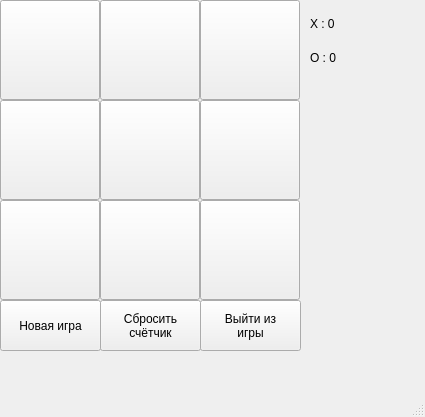
Above: mainwindow.ui from m1k1isback/krestiki-noliki before the change. Below: the same form after it.
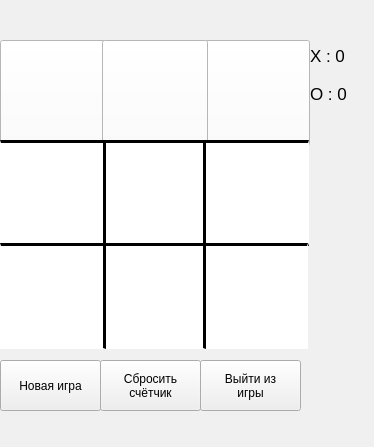
That is the form after the change.

Commit message: некое подобие дизайна, к одной кнопке стили добавлены через код, т.к. в редакторе не работает

The edit to the form file:
```diff
--- a/mainwindow.ui
+++ b/mainwindow.ui
@@ -6,23 +6,49 @@
    <rect>
     <x>0</x>
     <y>0</y>
-    <width>425</width>
-    <height>417</height>
+    <width>374</width>
+    <height>447</height>
    </rect>
   </property>
   <property name="windowTitle">
    <string>MainWindow</string>
   </property>
+  <property name="styleSheet">
+   <string notr="true">QMainWindow {
+    background-color: #f0f0f0;
+}</string>
+  </property>
   <widget class="QWidget" name="centralwidget">
    <widget class="QPushButton" name="btn_0_0">
     <property name="geometry">
      <rect>
       <x>0</x>
-      <y>0</y>
-      <width>100</width>
-      <height>100</height>
+      <y>40</y>
+      <width>106</width>
+      <height>106</height>
      </rect>
     </property>
+    <property name="font">
+     <font>
+      <pointsize>-1</pointsize>
+      <bold>true</bold>
+     </font>
+    </property>
+    <property name="styleSheet">
+     <string notr="true">QPushButton {
+    background-color: white;
+    color: black;
+    font-size: 48px;
+    font-weight: bold;
+    min-width: 100px;
+    min-height: 100px;    
+	margin: 0px;
+    padding: 0px;
+}
+QPushButton:hover { background-color: #e0e0e0; }
+QPushButton[text=&quot;X&quot;] { color: #0066cc; }
+QPushButton[text=&quot;O&quot;] { color: #ff0000; }</string>
+    </property>
     <property name="text">
      <string/>
     </property>
@@ -30,12 +56,39 @@
    <widget class="QPushButton" name="btn_0_1">
     <property name="geometry">
      <rect>
-      <x>100</x>
-      <y>0</y>
-      <width>100</width>
-      <height>100</height>
+      <x>102</x>
+      <y>40</y>
+      <width>106</width>
+      <height>106</height>
      </rect>
     </property>
+    <property name="font">
+     <font>
+      <pointsize>-1</pointsize>
+      <bold>true</bold>
+     </font>
+    </property>
+    <property name="styleSheet">
+     <string notr="true">QPushButton {
+    background-color: white;
+    color: black;
+    font-size: 48px;
+    font-weight: bold;
+    min-width: 100px;
+    min-height: 100px;
+    margin: 0px;
+}
+
+QPushButton::left-border {
+    border-left: 2px solid black;
+}
+QPushButton::right-border {
+    border-right: 2px solid black;
+}
+QPushButton:hover { background-color: #e0e0e0; }
+QPushButton[text=&quot;X&quot;] { color: #0066cc; }
+QPushButton[text=&quot;O&quot;] { color: #ff0000; }</string>
+    </property>
     <property name="text">
      <string/>
     </property>
@@ -44,11 +97,32 @@
     <property name="geometry">
      <rect>
       <x>100</x>
-      <y>100</y>
-      <width>100</width>
-      <height>100</height>
+      <y>140</y>
+      <width>106</width>
+      <height>106</height>
      </rect>
     </property>
+    <property name="font">
+     <font>
+      <pointsize>-1</pointsize>
+      <bold>true</bold>
+     </font>
+    </property>
+    <property name="styleSheet">
+     <string notr="true">QPushButton {
+    background-color: white;
+    color: black;
+    font-size: 48px;
+    font-weight: bold;
+    border: 3px solid black;
+    min-width: 100px;
+    min-height: 100px;
+    margin: 0px;
+}
+QPushButton:hover { background-color: #e0e0e0; }
+QPushButton[text=&quot;X&quot;] { color: #0066cc; }
+QPushButton[text=&quot;O&quot;] { color: #ff0000; }</string>
+    </property>
     <property name="text">
      <string/>
     </property>
@@ -57,11 +131,34 @@
     <property name="geometry">
      <rect>
       <x>0</x>
-      <y>100</y>
-      <width>100</width>
-      <height>100</height>
+      <y>140</y>
+      <width>106</width>
+      <height>106</height>
      </rect>
     </property>
+    <property name="font">
+     <font>
+      <pointsize>-1</pointsize>
+      <bold>true</bold>
+     </font>
+    </property>
+    <property name="styleSheet">
+     <string notr="true">QPushButton {
+    background-color: white;
+    color: black;
+    font-size: 48px;
+    font-weight: bold;
+    border-right: 3px solid black;
+    border-top: 3px solid black;
+    border-bottom: 3px solid black;
+    min-width: 100px;
+    min-height: 100px;
+    margin: 0px;
+}
+QPushButton:hover { background-color: #e0e0e0; }
+QPushButton[text=&quot;X&quot;] { color: #0066cc; }
+QPushButton[text=&quot;O&quot;] { color: #ff0000; }</string>
+    </property>
     <property name="text">
      <string/>
     </property>
@@ -69,12 +166,32 @@
    <widget class="QPushButton" name="btn_0_2">
     <property name="geometry">
      <rect>
-      <x>200</x>
-      <y>0</y>
-      <width>100</width>
-      <height>100</height>
+      <x>204</x>
+      <y>40</y>
+      <width>106</width>
+      <height>106</height>
      </rect>
     </property>
+    <property name="font">
+     <font>
+      <pointsize>-1</pointsize>
+      <bold>true</bold>
+     </font>
+    </property>
+    <property name="styleSheet">
+     <string notr="true">QPushButton {
+    background-color: white;
+    color: black;
+    font-size: 48px;
+    font-weight: bold;
+    min-width: 100px;
+    min-height: 100px;
+    margin: 0px;
+}
+QPushButton:hover { background-color: #e0e0e0; }
+QPushButton[text=&quot;X&quot;] { color: #0066cc; }
+QPushButton[text=&quot;O&quot;] { color: #ff0000; }</string>
+    </property>
     <property name="text">
      <string/>
     </property>
@@ -82,12 +199,35 @@
    <widget class="QPushButton" name="btn_1_2">
     <property name="geometry">
      <rect>
-      <x>200</x>
-      <y>100</y>
-      <width>100</width>
-      <height>100</height>
+      <x>203</x>
+      <y>140</y>
+      <width>106</width>
+      <height>106</height>
      </rect>
     </property>
+    <property name="font">
+     <font>
+      <pointsize>-1</pointsize>
+      <bold>true</bold>
+     </font>
+    </property>
+    <property name="styleSheet">
+     <string notr="true">QPushButton {
+    background-color: white;
+    color: black;
+    font-size: 48px;
+    font-weight: bold;
+    border-left: 3px solid black;
+    border-top: 3px solid black;
+    border-bottom: 3px solid black;
+    min-width: 100px;
+    min-height: 100px;
+    margin: 0px;
+}
+QPushButton:hover { background-color: #e0e0e0; }
+QPushButton[text=&quot;X&quot;] { color: #0066cc; }
+QPushButton[text=&quot;O&quot;] { color: #ff0000; }</string>
+    </property>
     <property name="text">
      <string/>
     </property>
@@ -95,12 +235,34 @@
    <widget class="QPushButton" name="btn_2_2">
     <property name="geometry">
      <rect>
-      <x>200</x>
-      <y>200</y>
-      <width>100</width>
-      <height>100</height>
+      <x>202</x>
+      <y>243</y>
+      <width>106</width>
+      <height>106</height>
      </rect>
     </property>
+    <property name="font">
+     <font>
+      <pointsize>-1</pointsize>
+      <bold>true</bold>
+     </font>
+    </property>
+    <property name="styleSheet">
+     <string notr="true">QPushButton {
+    background-color: white;
+    color: black;
+    font-size: 48px;
+    font-weight: bold;
+    border-left: 3px solid black;
+    border-top: 3px solid black;
+    min-width: 100px;
+    min-height: 100px;
+    margin: 0px;
+}
+QPushButton:hover { background-color: #e0e0e0; }
+QPushButton[text=&quot;X&quot;] { color: #0066cc; }
+QPushButton[text=&quot;O&quot;] { color: #ff0000; }</string>
+    </property>
     <property name="text">
      <string/>
     </property>
@@ -109,11 +271,34 @@
     <property name="geometry">
      <rect>
       <x>100</x>
-      <y>200</y>
-      <width>100</width>
-      <height>100</height>
+      <y>243</y>
+      <width>106</width>
+      <height>106</height>
      </rect>
     </property>
+    <property name="font">
+     <font>
+      <pointsize>-1</pointsize>
+      <bold>true</bold>
+     </font>
+    </property>
+    <property name="styleSheet">
+     <string notr="true">QPushButton {
+    background-color: white;
+    color: black;
+    font-size: 48px;
+    font-weight: bold;
+    border-left: 3px solid black;
+    border-right: 3px solid black;
+    border-top: 3px solid black;
+    min-width: 100px;
+    min-height: 100px;
+    margin: 0px;
+}
+QPushButton:hover { background-color: #e0e0e0; }
+QPushButton[text=&quot;X&quot;] { color: #0066cc; }
+QPushButton[text=&quot;O&quot;] { color: #ff0000; }</string>
+    </property>
     <property name="text">
      <string/>
     </property>
@@ -122,11 +307,33 @@
     <property name="geometry">
      <rect>
       <x>0</x>
-      <y>200</y>
-      <width>100</width>
-      <height>100</height>
+      <y>243</y>
+      <width>106</width>
+      <height>106</height>
      </rect>
     </property>
+    <property name="font">
+     <font>
+      <pointsize>-1</pointsize>
+      <bold>true</bold>
+     </font>
+    </property>
+    <property name="styleSheet">
+     <string notr="true">QPushButton {
+    background-color: white;
+    color: black;
+    font-size: 48px;
+    font-weight: bold;
+    border-right: 3px solid black;
+    border-top: 3px solid black;
+    min-width: 100px;
+    min-height: 100px;
+    margin: 0px;
+}
+QPushButton:hover { background-color: #e0e0e0; }
+QPushButton[text=&quot;X&quot;] { color: #0066cc; }
+QPushButton[text=&quot;O&quot;] { color: #ff0000; }</string>
+    </property>
     <property name="text">
      <string/>
     </property>
@@ -135,7 +342,7 @@
     <property name="geometry">
      <rect>
       <x>0</x>
-      <y>300</y>
+      <y>360</y>
       <width>101</width>
       <height>51</height>
      </rect>
@@ -148,7 +355,7 @@
     <property name="geometry">
      <rect>
       <x>100</x>
-      <y>300</y>
+      <y>360</y>
       <width>101</width>
       <height>51</height>
      </rect>
@@ -162,7 +369,7 @@
     <property name="geometry">
      <rect>
       <x>200</x>
-      <y>300</y>
+      <y>360</y>
       <width>101</width>
       <height>51</height>
      </rect>
@@ -172,18 +379,23 @@
 игры</string>
     </property>
    </widget>
-   <widget class="QWidget" name="">
+   <widget class="QWidget" name="layoutWidget">
     <property name="geometry">
      <rect>
       <x>310</x>
-      <y>10</y>
-      <width>41</width>
-      <height>61</height>
+      <y>40</y>
+      <width>48</width>
+      <height>69</height>
      </rect>
     </property>
     <layout class="QVBoxLayout" name="verticalLayout">
      <item>
       <widget class="QLabel" name="labelXWins">
+       <property name="font">
+        <font>
+         <pointsize>13</pointsize>
+        </font>
+       </property>
        <property name="text">
         <string>X : 0</string>
        </property>
@@ -191,6 +403,11 @@
      </item>
      <item>
       <widget class="QLabel" name="labelOWins">
+       <property name="font">
+        <font>
+         <pointsize>13</pointsize>
+        </font>
+       </property>
        <property name="text">
         <string>O : 0</string>
        </property>
@@ -198,18 +415,20 @@
      </item>
     </layout>
    </widget>
+   <zorder>btn_0_0</zorder>
+   <zorder>btn_0_2</zorder>
+   <zorder>btn_0_1</zorder>
+   <zorder>btn_1_1</zorder>
+   <zorder>btn_1_0</zorder>
+   <zorder>btn_1_2</zorder>
+   <zorder>btn_2_2</zorder>
+   <zorder>btn_2_1</zorder>
+   <zorder>btn_2_0</zorder>
+   <zorder>btnReset</zorder>
+   <zorder>btnReset_2</zorder>
+   <zorder>btnExit</zorder>
+   <zorder>layoutWidget</zorder>
   </widget>
-  <widget class="QMenuBar" name="menubar">
-   <property name="geometry">
-    <rect>
-     <x>0</x>
-     <y>0</y>
-     <width>425</width>
-     <height>26</height>
-    </rect>
-   </property>
-  </widget>
-  <widget class="QStatusBar" name="statusbar"/>
  </widget>
  <resources/>
  <connections/>
```
The commit also changes 1 other file.
